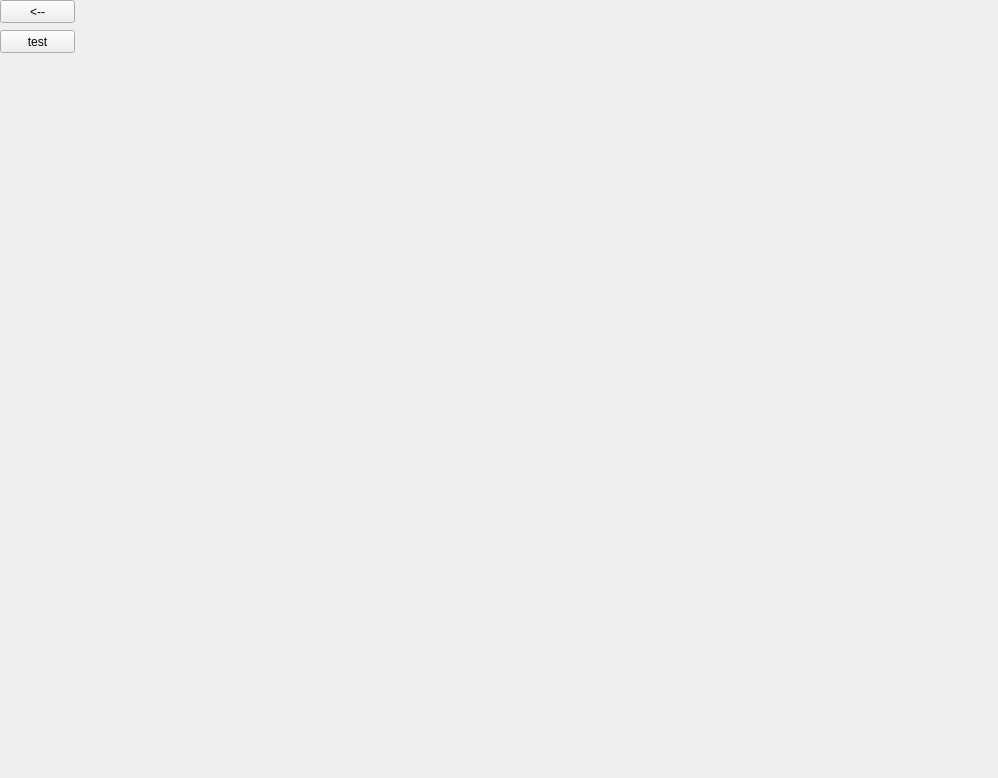
aurxl/modular-calc-jfy, file modular_calc_jfy/geometry_module.ui: the form before one commit.
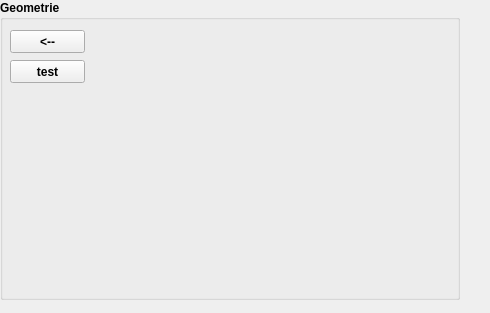
The form after the commit.

Commit message: make widgets show up in main view in widget box

What changed in the file:
```diff
--- a/modular_calc_jfy/geometry_module.ui
+++ b/modular_calc_jfy/geometry_module.ui
@@ -6,18 +6,47 @@
    <rect>
     <x>0</x>
     <y>0</y>
-    <width>998</width>
-    <height>778</height>
+    <width>490</width>
+    <height>313</height>
    </rect>
   </property>
   <property name="windowTitle">
    <string>Form</string>
   </property>
+  <widget class="QGroupBox" name="groupBox">
+   <property name="geometry">
+    <rect>
+     <x>0</x>
+     <y>0</y>
+     <width>460</width>
+     <height>300</height>
+    </rect>
+   </property>
+   <property name="minimumSize">
+    <size>
+     <width>460</width>
+     <height>0</height>
+    </size>
+   </property>
+   <property name="maximumSize">
+    <size>
+     <width>450</width>
+     <height>16777215</height>
+    </size>
+   </property>
+   <property name="font">
+    <font>
+     <bold>true</bold>
+    </font>
+   </property>
+   <property name="title">
+    <string>Geometrie</string>
+   </property>
   <widget class="QPushButton" name="pushButton">
    <property name="geometry">
     <rect>
-     <x>0</x>
-     <y>30</y>
+      <x>10</x>
+      <y>60</y>
      <width>75</width>
      <height>23</height>
     </rect>
@@ -29,8 +58,8 @@
   <widget class="QPushButton" name="btn_back_geometry">
    <property name="geometry">
     <rect>
-     <x>0</x>
-     <y>0</y>
+      <x>10</x>
+      <y>30</y>
      <width>75</width>
      <height>23</height>
     </rect>
@@ -38,6 +67,7 @@
    <property name="text">
     <string>&lt;--</string>
    </property>
+   </widget>
   </widget>
  </widget>
  <resources/>
```
Lines whose indentation alone changed are shown as unchanged. The commit also changes 1 other file.
